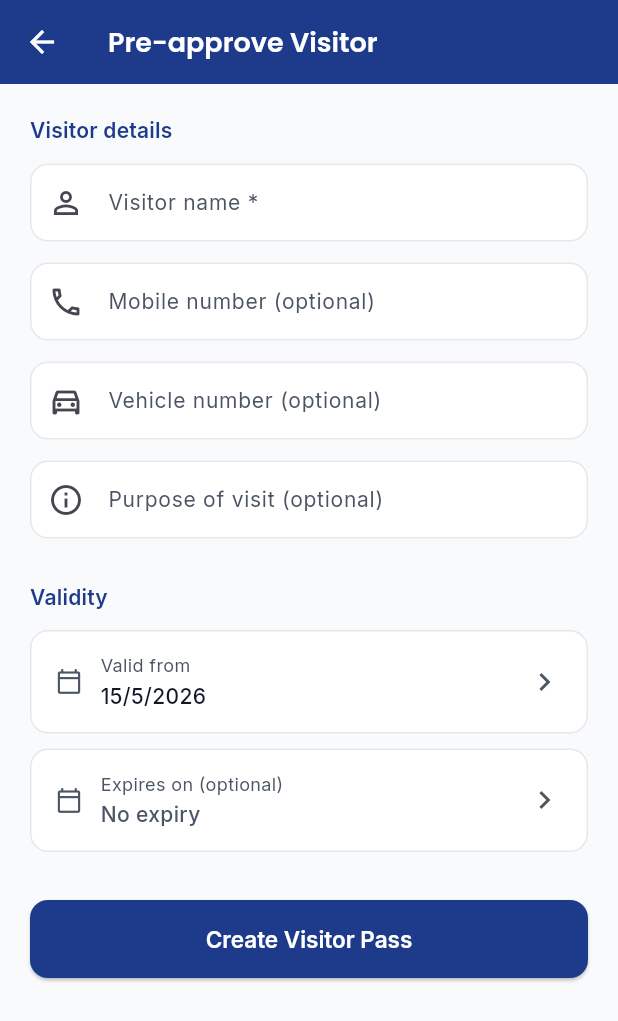
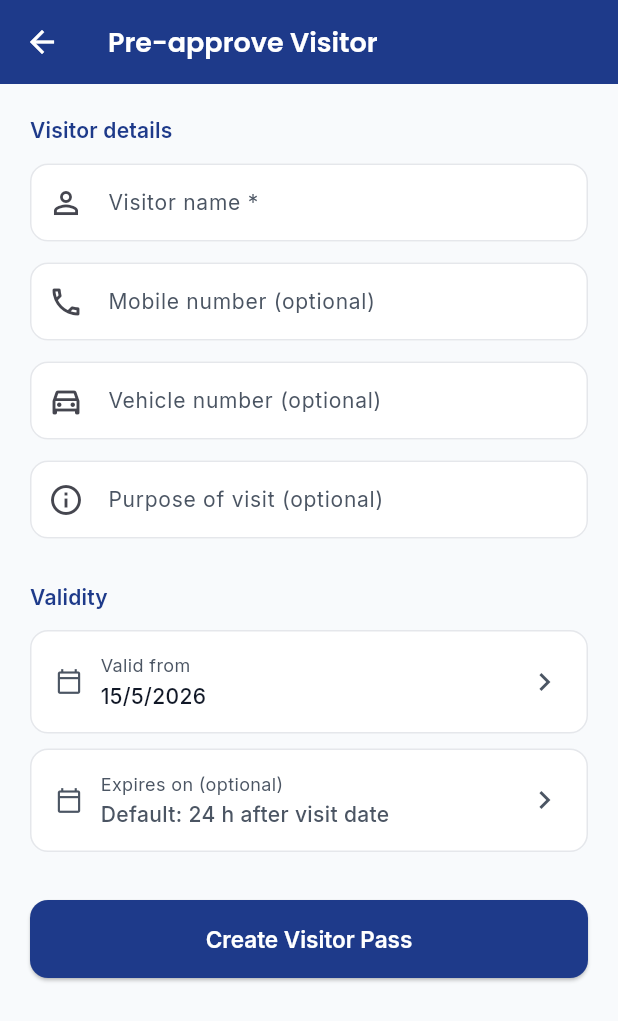
Before and after one commit to utamacs/utamacs-website, a Flutter app: the PreApproveScreen screen opened directly, on a phone screen of 412 x 824 dp. Shown: the top 1021 px of the screen. Run offline on Flutter 3.47's test engine with Material 3 defaults, Android fonts, the phone set to English and light mode, and no system bars; our stand-ins replace flutter_dotenv, flutter_riverpod, go_router, google_fonts, qr_flutter, riverpod_annotation and 2 more; accounts and stored records are empty; generated files the repository leaves out were written again.

Commit message:
fix: default expires_at to expected_date + 24h when not set
expires_at is NOT NULL in visitor_pre_approvals. Default to 24 hours
after the visit date when the resident leaves the expiry blank.

Co-Authored-By: Claude Sonnet 4.6 <noreply@anthropic.com>

```diff
--- a/mobile/lib/features/visitors/data/visitor_repository.dart
+++ b/mobile/lib/features/visitors/data/visitor_repository.dart
@@ -150,7 +150,8 @@ class VisitorRepository {
           'vehicle_number': vehicleNumber,
           'purpose': purpose,
           'expected_date': dateStr,
-          'expires_at': expiresAt?.toIso8601String(),
+          // expires_at is NOT NULL — default to end of expected date + 24 h if unset
+          'expires_at': (expiresAt ?? expectedDate.add(const Duration(hours: 24))).toIso8601String(),
           'status': 'pending',
           'otp_code': otp,
         })
--- a/mobile/lib/features/visitors/presentation/screens/pre_approve_screen.dart
+++ b/mobile/lib/features/visitors/presentation/screens/pre_approve_screen.dart
@@ -149,7 +149,7 @@ class _PreApproveScreenState extends ConsumerState<PreApproveScreen> {
               _DateTile(
                 label: 'Expires on (optional)',
                 date: _expiresAt,
-                placeholder: 'No expiry',
+                placeholder: 'Default: 24 h after visit date',
                 onTap: () => _pickDate(isExpiry: true),
                 trailing: _expiresAt != null
                     ? IconButton(
```
